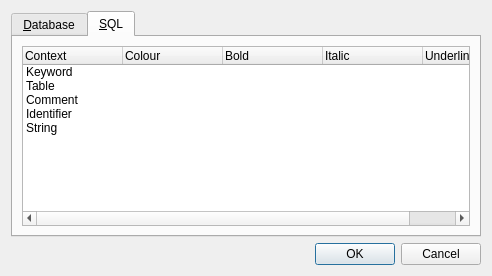
Above: src/PreferencesDialog.ui from sqlitebrowser/sqlitebrowser before the change. Below: the same form after it.
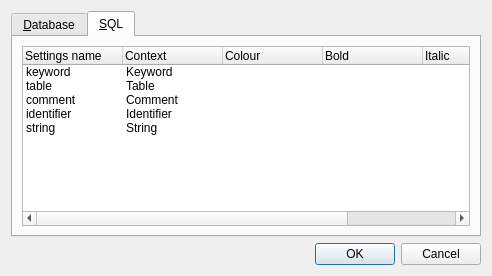
That is the form after the change. The open tabs and pages were chosen to show the change.

The edit to the form file:
```diff
--- a/src/PreferencesDialog.ui
+++ b/src/PreferencesDialog.ui
@@ -117,6 +117,11 @@
          <property name="rootIsDecorated">
           <bool>false</bool>
          </property>
+         <column>
+          <property name="text">
+           <string>Settings name</string>
+          </property>
+         </column>
          <column>
           <property name="text">
            <string>Context</string>
@@ -143,6 +148,9 @@
           </property>
          </column>
          <item>
+          <property name="text">
+           <string notr="true">keyword</string>
+          </property>
           <property name="text">
            <string>Keyword</string>
           </property>
@@ -152,26 +160,92 @@
           <property name="text">
            <string/>
           </property>
+          <property name="text">
+           <string/>
+          </property>
+          <property name="text">
+           <string/>
+          </property>
          </item>
          <item>
+          <property name="text">
+           <string notr="true">table</string>
+          </property>
           <property name="text">
            <string>Table</string>
           </property>
+          <property name="text">
+           <string/>
+          </property>
+          <property name="text">
+           <string/>
+          </property>
+          <property name="text">
+           <string/>
+          </property>
+          <property name="text">
+           <string/>
+          </property>
          </item>
          <item>
+          <property name="text">
+           <string notr="true">comment</string>
+          </property>
           <property name="text">
            <string>Comment</string>
           </property>
+          <property name="text">
+           <string/>
+          </property>
+          <property name="text">
+           <string/>
+          </property>
+          <property name="text">
+           <string/>
+          </property>
+          <property name="text">
+           <string/>
+          </property>
          </item>
          <item>
+          <property name="text">
+           <string notr="true">identifier</string>
+          </property>
           <property name="text">
            <string>Identifier</string>
           </property>
+          <property name="text">
+           <string/>
+          </property>
+          <property name="text">
+           <string/>
+          </property>
+          <property name="text">
+           <string/>
+          </property>
+          <property name="text">
+           <string/>
+          </property>
          </item>
          <item>
+          <property name="text">
+           <string notr="true">string</string>
+          </property>
           <property name="text">
            <string>String</string>
           </property>
+          <property name="text">
+           <string/>
+          </property>
+          <property name="text">
+           <string/>
+          </property>
+          <property name="text">
+           <string/>
+          </property>
+          <property name="text">
+           <string/>
+          </property>
          </item>
         </widget>
        </item>
```
